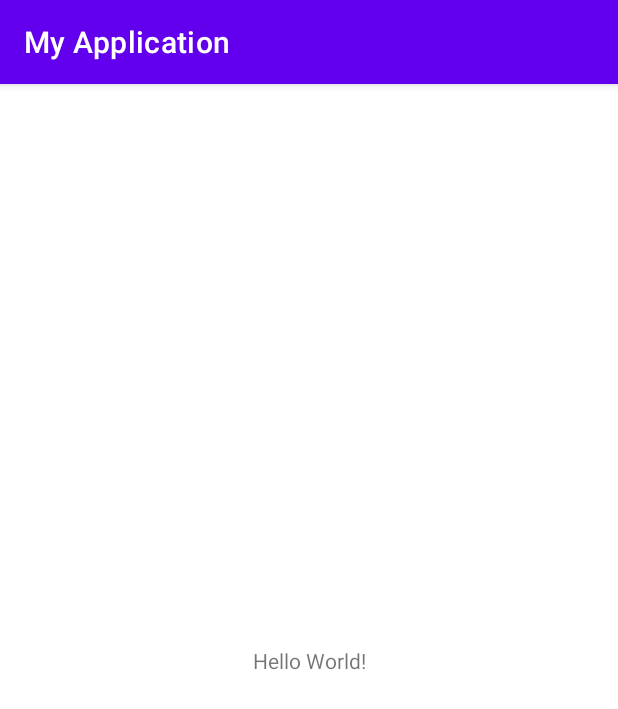
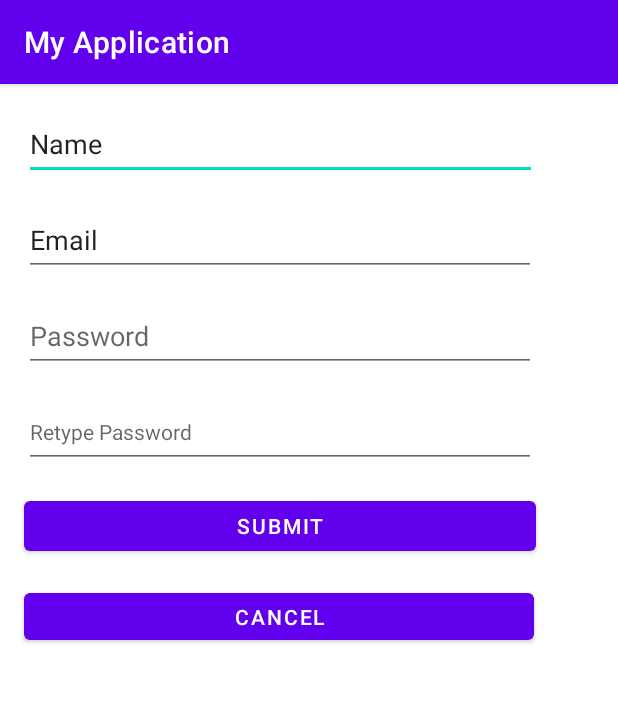
Before and after one commit to IT21225406/MADLabshet3, an Android app: the screen it shows after launch (MainActivity), on a phone screen of 412 x 824 dp. Shown: the top 709 px of the screen. Run offline under Robolectric (Android 15) with nearby library versions, the phone set to English and light mode, and no system bars.

Commit message:
first commit

```diff
--- a/app/src/main/res/layout/activity_main.xml
+++ b/app/src/main/res/layout/activity_main.xml
@@ -1,18 +1,72 @@
 <?xml version="1.0" encoding="utf-8"?>
-<androidx.constraintlayout.widget.ConstraintLayout xmlns:android="http://schemas.android.com/apk/res/android"
+<LinearLayout xmlns:android="http://schemas.android.com/apk/res/android"
     xmlns:app="http://schemas.android.com/apk/res-auto"
     xmlns:tools="http://schemas.android.com/tools"
     android:layout_width="match_parent"
     android:layout_height="match_parent"
+    android:orientation="vertical"
     tools:context=".MainActivity">
 
-    <TextView
-        android:layout_width="wrap_content"
-        android:layout_height="wrap_content"
-        android:text="Hello World!"
-        app:layout_constraintBottom_toBottomOf="parent"
-        app:layout_constraintEnd_toEndOf="parent"
-        app:layout_constraintStart_toStartOf="parent"
-        app:layout_constraintTop_toTopOf="parent" />
+    <EditText
+        android:id="@+id/editTextTextPersonName"
+        android:layout_width="342dp"
+        android:layout_height="48dp"
+        android:layout_marginLeft="16dp"
+        android:layout_marginTop="16dp"
+        android:layout_marginRight="16dp"
+        android:ems="10"
+        android:inputType="textPersonName"
+        android:text="Name" />
 
-</androidx.constraintlayout.widget.ConstraintLayout>
+    <EditText
+        android:id="@+id/editTextTextEmailAddress"
+        android:layout_width="341dp"
+        android:layout_height="48dp"
+        android:layout_marginLeft="16dp"
+        android:layout_marginTop="16dp"
+        android:layout_marginRight="16dp"
+        android:ems="10"
+        android:inputType="textEmailAddress"
+        android:text="Email" />
+
+    <EditText
+        android:id="@+id/editTextTextPassword"
+        android:layout_width="341dp"
+        android:layout_height="48dp"
+        android:layout_marginLeft="16dp"
+        android:layout_marginTop="16dp"
+        android:layout_marginRight="16dp"
+        android:ems="10"
+        android:hint="Password"
+        android:inputType="textPassword" />
+
+    <EditText
+        android:id="@+id/editTextTextPassword2"
+        android:layout_width="341dp"
+        android:layout_height="48dp"
+        android:layout_marginLeft="16dp"
+        android:layout_marginTop="16dp"
+        android:layout_marginRight="16dp"
+        android:ems="10"
+        android:hint="Retype Password"
+        android:inputType="textPassword"
+        android:textAppearance="@style/TextAppearance.AppCompat.Body1" />
+
+    <Button
+        android:id="@+id/button"
+        android:layout_width="341dp"
+        android:layout_height="45dp"
+        android:layout_marginLeft="16dp"
+        android:layout_marginTop="16dp"
+        android:layout_marginRight="16dp"
+        android:text="Submit" />
+
+    <Button
+        android:id="@+id/button2"
+        android:layout_width="340dp"
+        android:layout_height="43dp"
+        android:layout_marginLeft="16dp"
+        android:layout_marginTop="16dp"
+        android:layout_marginRight="16dp"
+        android:text="Cancel" />
+</LinearLayout>
--- /dev/null
+++ b/app/src/main/res/values/dimens.xml
@@ -0,0 +1,4 @@
+<?xml version="1.0" encoding="utf-8"?>
+<resources>
+    <dimen name="dp">16dp</dimen>
+</resources>
```
